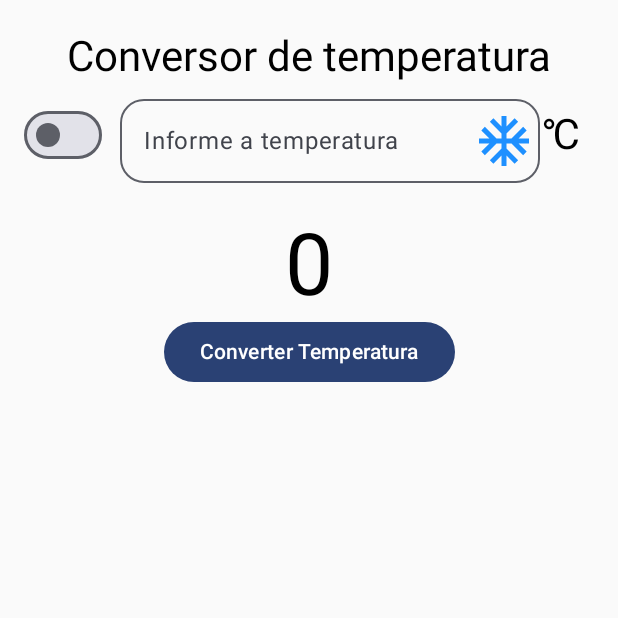
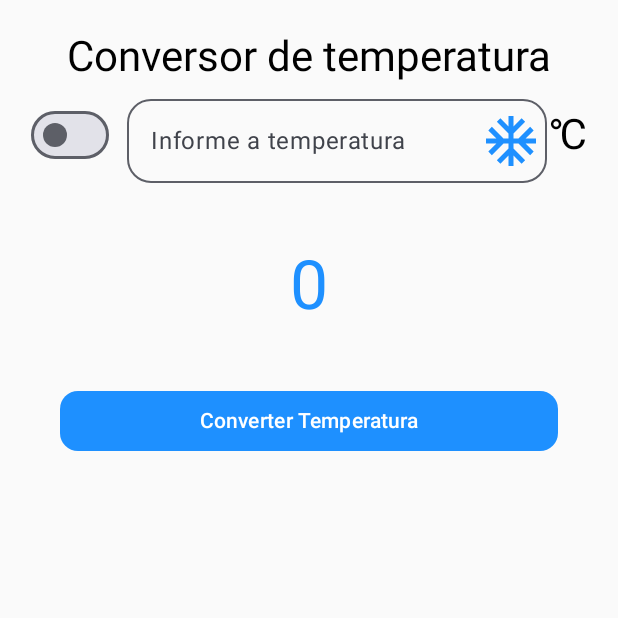
Before and after one commit to DeniseLeandroDeCastro/view_model_demo, an Android app built with Jetpack Compose: the screen it shows after launch (MainActivity), on a phone screen of 412 x 824 dp, the top half of it. Run offline under Robolectric (Android 15) with nearby library versions, the phone set to English and light mode, and no system bars.

Commit message:
08.07.2024 -> Adiciona condição para mudar a cor da resposta de acordo com o resultado obtido

```diff
--- a/app/src/main/java/com/example/viewmodeldemo/MainActivity.kt
+++ b/app/src/main/java/com/example/viewmodeldemo/MainActivity.kt
@@ -9,10 +9,12 @@ import androidx.compose.animation.core.tween
 import androidx.compose.foundation.layout.Column
 import androidx.compose.foundation.layout.Row
 import androidx.compose.foundation.layout.fillMaxSize
+import androidx.compose.foundation.layout.fillMaxWidth
 import androidx.compose.foundation.layout.padding
 import androidx.compose.foundation.layout.size
 import androidx.compose.foundation.text.KeyboardOptions
 import androidx.compose.material3.Button
+import androidx.compose.material3.ButtonDefaults
 import androidx.compose.material3.Icon
 import androidx.compose.material3.MaterialTheme
 import androidx.compose.material3.OutlinedTextField
@@ -25,12 +27,14 @@ import androidx.compose.runtime.remember
 import androidx.compose.runtime.setValue
 import androidx.compose.ui.Alignment
 import androidx.compose.ui.Modifier
+import androidx.compose.ui.graphics.Color
 import androidx.compose.ui.res.colorResource
 import androidx.compose.ui.res.painterResource
 import androidx.compose.ui.res.stringResource
 import androidx.compose.ui.text.TextStyle
 import androidx.compose.ui.text.font.FontWeight
 import androidx.compose.ui.text.input.KeyboardType
+import androidx.compose.ui.text.style.TextAlign
 import androidx.compose.ui.tooling.preview.Preview
 import androidx.compose.ui.unit.dp
 import androidx.compose.ui.unit.sp
@@ -50,6 +54,7 @@ class MainActivity : ComponentActivity() {
                 ScreenSetup()
             }
         }
+
     }
 }
 @Composable
@@ -79,7 +84,7 @@ fun InputRow(
             trailingIcon = {
                 Icon(
                     painter = painterResource(id = R.drawable.ac_unit),
-                    contentDescription = "Ícone de temperatura frio",
+                    contentDescription = stringResource(R.string.description_trailing_icon),
                     modifier = Modifier.size(40.dp),
                     tint = colorResource(id = R.color.dodger_blue)
                 )
@@ -88,8 +93,7 @@ fun InputRow(
         )
         Crossfade(
             targetState = isFahrenheit,
-            animationSpec = tween(3000),
-            modifier = Modifier.padding(end = 10.dp),
+            animationSpec = tween(3000)
         ) { visible ->
             when (visible) {
                 true -> Text("\u2109", style = MaterialTheme.typography.headlineMedium)
@@ -122,8 +126,9 @@ fun MainScreen(
     ) {
         var textState by remember { mutableStateOf("") }
         val onTextChange = { text: String -> textState = text }
+
         Text(
-            "Conversor de temperatura",
+            stringResource(R.string.text_title),
             modifier = Modifier.padding(top = 20.dp),
             style = MaterialTheme.typography.headlineMedium
         )
@@ -133,19 +138,30 @@ fun MainScreen(
             switchChange = switchChange,
             onTextChange = onTextChange
         )
-        Text(
-            result,
-            modifier = Modifier.padding(top = 20.dp),
-            style = MaterialTheme.typography.displayLarge
+        Text(result,
+            modifier = Modifier.padding(top = 40.dp),
+            style = MaterialTheme.typography.displayMedium,
+            color = if (
+                result == "Entrada inválida!")
+                Color.Red else colorResource(id = R.color.dodger_blue),
+            textAlign = TextAlign.Center
         )
         Button(
+            modifier = Modifier
+                .fillMaxWidth()
+                .padding(40.dp),
+            shape = MaterialTheme.shapes.medium,
+            colors = ButtonDefaults.buttonColors(
+                containerColor = colorResource(id = R.color.dodger_blue)
+            ),
             onClick = { convertTemp(textState) }
         ) {
-            Text("Converter Temperatura")
+            Text(
+                stringResource(R.string.btn_convert_temperature)
+            )
         }
     }
 }
-
 @Preview(showSystemUi = true)
 @Composable
 fun DefaultPreview(viewModel: DemoViewModel = DemoViewModel()) {
--- a/app/src/main/java/com/example/viewmodeldemo/ui/viewmodel/DemoViewModel.kt
+++ b/app/src/main/java/com/example/viewmodeldemo/ui/viewmodel/DemoViewModel.kt
@@ -13,10 +13,10 @@ class DemoViewModel {
     fun convertTemp(temp: String) {
         try {
             val tempInt = temp.toInt()
-            if (isFahrenheit) {
-                result = ( (tempInt - 32) * 0.5556 ).roundToInt().toString()
+            result = if (isFahrenheit) {
+                ( (tempInt - 32) * 0.5556 ).roundToInt().toString()
             } else {
-                result = ( (tempInt * 1.8) + 32 ).roundToInt().toString()
+                ( (tempInt * 1.8) + 32 ).roundToInt().toString()
             }
         } catch(e: Exception) {
             result = "Entrada inválida!"
--- a/app/src/main/res/values/strings.xml
+++ b/app/src/main/res/values/strings.xml
@@ -1,4 +1,7 @@
 <resources>
     <string name="app_name">ViewModelDemo</string>
     <string name="label_outlined_text_field">Informe a temperatura</string>
+    <string name="description_trailing_icon">Ícone de temperatura frio</string>
+    <string name="text_title">Conversor de temperatura</string>
+    <string name="btn_convert_temperature">Converter Temperatura</string>
 </resources>
```
